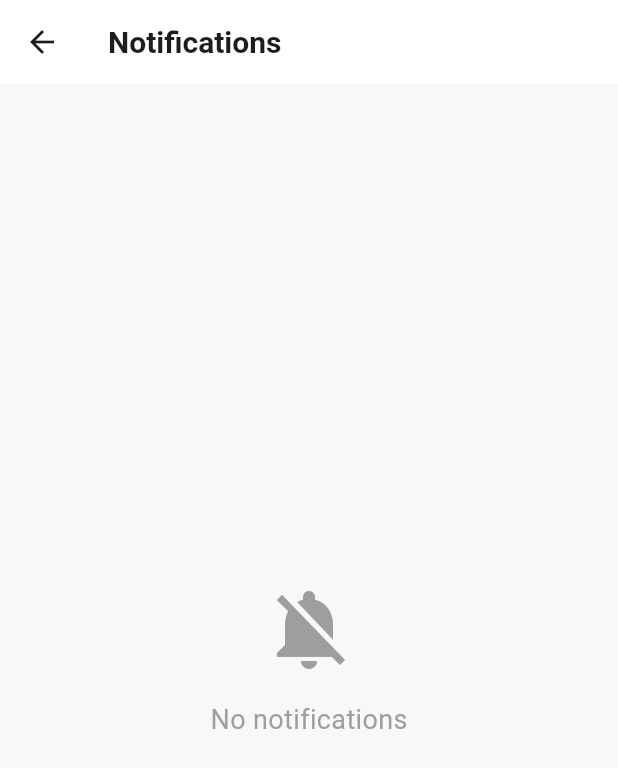
After one commit to sebqa/PadelTid, a Flutter app: the screen it shows after launch, after a tap on the "notifications" icon, on a phone screen of 412 x 824 dp. The commit adds this screen. Shown: the top 768 px of the screen. Run offline on Flutter 3.47's test engine with Material 3 defaults, Android fonts, the phone set to English and light mode, and no system bars; our stand-ins replace firebase_auth, firebase_core, firebase_messaging, flutter_local_notifications, flutter_svg, multi_select_flutter and 2 more; missing offline and left inert: dart:html, dart:js, firebase_ui_auth, firebase_ui_localizations, firebase_ui_oauth_google; accounts and stored records are empty; network calls fail.

Commit message:
notifications history

```diff
--- a/lib/home_page.dart
+++ b/lib/home_page.dart
@@ -6,6 +6,9 @@ import 'package:flutter_application_1/model/document.dart';
 import 'package:shared_preferences/shared_preferences.dart';
 import 'package:flutter_application_1/painters/tennis_ball_painter.dart';
 import 'widgets/skeleton_widgets.dart';
+import 'package:provider/provider.dart';
+import 'services/notification_history_service.dart';
+import 'pages/notifications_page.dart';
 
 import 'login_page.dart';
 import 'document_widget.dart';
@@ -14,7 +17,6 @@ import 'recommended_lv_holder.dart';
 import 'location_selector.dart';
 import 'package:firebase_auth/firebase_auth.dart';
 import 'package:flutter_application_1/services/token_service.dart';
-import 'package:provider/provider.dart';
 import 'package:flutter_application_1/providers/locale_provider.dart';
 import 'package:flutter_application_1/utils/translations.dart';
 import 'package:flutter_application_1/services/notification_handler.dart';
@@ -86,6 +88,10 @@ class _HomePageState extends State<HomePage>
     WidgetsBinding.instance.addPostFrameCallback((_) {
       NotificationHandler().initialize(context);
     });
+
+    // Initialize notification history service
+    Provider.of<NotificationHistoryService>(context, listen: false)
+        .initialize();
   }
 
   @override
@@ -400,6 +406,56 @@ class _HomePageState extends State<HomePage>
                     ),
                   ),
                   actions: [
+                    // Notification icon with badge
+                    Consumer<NotificationHistoryService>(
+                      builder: (context, notificationService, child) {
+                        final unreadCount = notificationService.unreadCount;
+
+                        return Stack(
+                          alignment: Alignment.center,
+                          children: [
+                            IconButton(
+                              icon: Icon(Icons.notifications),
+                              onPressed: () {
+                                Navigator.push(
+                                  context,
+                                  MaterialPageRoute(
+                                      builder: (context) =>
+                                          NotificationsPage()),
+                                );
+                              },
+                            ),
+                            if (unreadCount > 0)
+                              Positioned(
+                                top: 8,
+                                right: 8,
+                                child: Container(
+                                  padding: EdgeInsets.all(2),
+                                  decoration: BoxDecoration(
+                                    color: Colors.red,
+                                    borderRadius: BorderRadius.circular(10),
+                                  ),
+                                  constraints: BoxConstraints(
+                                    minWidth: 16,
+                                    minHeight: 16,
+                                  ),
+                                  child: Text(
+                                    unreadCount > 9
+                                        ? '9+'
+                                        : unreadCount.toString(),
+                                    style: TextStyle(
+                                      color: Colors.white,
+                                      fontSize: 10,
+                                      fontWeight: FontWeight.bold,
+                                    ),
+                                    textAlign: TextAlign.center,
+                                  ),
+                                ),
+                              ),
+                          ],
+                        );
+                      },
+                    ),
                     IconButton(
                       icon: Icon(Icons.settings),
                       color: Colors.black,
--- a/lib/main.dart
+++ b/lib/main.dart
@@ -17,6 +17,7 @@ import 'l10n/app_localizations.dart';
 import 'services/document_service.dart';
 import 'pages/document_details_page.dart';
 import 'services/notification_handler.dart';
+import 'services/notification_history_service.dart';
 
 Future<void> main() async {
   WidgetsFlutterBinding.ensureInitialized();
@@ -65,7 +66,9 @@ Future<void> main() async {
   runApp(
     MultiProvider(
       providers: [
-        ChangeNotifierProvider.value(value: localeProvider),
+        ChangeNotifierProvider(create: (context) => LocaleProvider()),
+        ChangeNotifierProvider(
+            create: (context) => NotificationHistoryService()),
       ],
       child: const MyApp(),
     ),
--- /dev/null
+++ b/lib/model/notification_item.dart
@@ -0,0 +1,42 @@
+import 'package:flutter/material.dart';
+
+class NotificationItem {
+  final String id;
+  final String title;
+  final String body;
+  final String? documentId;
+  final DateTime timestamp;
+  bool isRead;
+
+  NotificationItem({
+    required this.id,
+    required this.title,
+    required this.body,
+    this.documentId,
+    required this.timestamp,
+    this.isRead = false,
+  });
+
+  // Convert to and from JSON for storage
+  Map<String, dynamic> toJson() {
+    return {
+      'id': id,
+      'title': title,
+      'body': body,
+      'documentId': documentId,
+      'timestamp': timestamp.toIso8601String(),
+      'isRead': isRead,
+    };
+  }
+
+  factory NotificationItem.fromJson(Map<String, dynamic> json) {
+    return NotificationItem(
+      id: json['id'],
+      title: json['title'],
+      body: json['body'],
+      documentId: json['documentId'],
+      timestamp: DateTime.parse(json['timestamp']),
+      isRead: json['isRead'] ?? false,
+    );
+  }
+}
--- /dev/null
+++ b/lib/pages/notifications_page.dart
@@ -0,0 +1,165 @@
+import 'package:flutter/material.dart';
+import '../model/notification_item.dart';
+import '../services/notification_history_service.dart';
+import 'document_details_page.dart';
+import 'package:intl/intl.dart';
+import 'package:provider/provider.dart';
+
+class NotificationsPage extends StatefulWidget {
+  @override
+  _NotificationsPageState createState() => _NotificationsPageState();
+}
+
+class _NotificationsPageState extends State<NotificationsPage> {
+  @override
+  Widget build(BuildContext context) {
+    final notificationService =
+        Provider.of<NotificationHistoryService>(context);
+    final notifications = notificationService.notifications;
+
+    return Scaffold(
+      appBar: AppBar(
+        title: Text('Notifications'),
+        actions: [
+          if (notifications.isNotEmpty)
+            PopupMenuButton<String>(
+              onSelected: (value) {
+                if (value == 'clear_all') {
+                  _showClearConfirmationDialog(context);
+                } else if (value == 'mark_all_read') {
+                  notificationService.markAllAsRead();
+                  ScaffoldMessenger.of(context).showSnackBar(SnackBar(
+                      content: Text('All notifications marked as read')));
+                }
+              },
+              itemBuilder: (context) => [
+                PopupMenuItem(
+                  value: 'mark_all_read',
+                  child: Text('Mark all as read'),
+                ),
+                PopupMenuItem(
+                  value: 'clear_all',
+                  child: Text('Clear all'),
+                ),
+              ],
+            ),
+        ],
+      ),
+      body: notifications.isEmpty
+          ? Center(
+              child: Column(
+                mainAxisAlignment: MainAxisAlignment.center,
+                children: [
+                  Icon(Icons.notifications_off, size: 64, color: Colors.grey),
+                  SizedBox(height: 16),
+                  Text(
+                    'No notifications',
+                    style: TextStyle(fontSize: 18, color: Colors.grey),
+                  ),
+                ],
+              ),
+            )
+          : ListView.builder(
+              itemCount: notifications.length,
+              itemBuilder: (context, index) {
+                final notification = notifications[index];
+                return _buildNotificationItem(context, notification);
+              },
+            ),
+    );
+  }
+
+  Widget _buildNotificationItem(
+      BuildContext context, NotificationItem notification) {
+    final notificationService =
+        Provider.of<NotificationHistoryService>(context, listen: false);
+
+    return Dismissible(
+      key: Key(notification.id),
+      background: Container(
+        color: Colors.red,
+        alignment: Alignment.centerRight,
+        padding: EdgeInsets.symmetric(horizontal: 20),
+        child: Icon(Icons.delete, color: Colors.white),
+      ),
+      direction: DismissDirection.endToStart,
+      onDismissed: (direction) {
+        // Remove the notification
+        setState(() {
+          notificationService.removeNotification(notification.id);
+        });
+      },
+      child: ListTile(
+        leading: CircleAvatar(
+          backgroundColor: notification.isRead
+              ? Colors.grey.shade200
+              : Theme.of(context).primaryColor,
+          child: Icon(
+            Icons.notifications,
+            color: notification.isRead ? Colors.grey : Colors.white,
+          ),
+        ),
+        title: Text(
+          notification.title,
+          style: TextStyle(
+            fontWeight:
+                notification.isRead ? FontWeight.normal : FontWeight.bold,
+          ),
+        ),
+        subtitle: Column(
+          crossAxisAlignment: CrossAxisAlignment.start,
+          children: [
+            Text(notification.body),
+            SizedBox(height: 4),
+            Text(
+              DateFormat('MMM d, yyyy - HH:mm').format(notification.timestamp),
+              style: TextStyle(fontSize: 12, color: Colors.grey),
+            ),
+          ],
+        ),
+        onTap: () {
+          // Mark as read
+          notificationService.markAsRead(notification.id);
+
+          // Navigate to document if available
+          if (notification.documentId != null) {
+            Navigator.push(
+              context,
+              MaterialPageRoute(
+                builder: (context) => DocumentDetailsPage(
+                  documentId: notification.documentId,
+                ),
+              ),
+            );
+          }
+        },
+      ),
+    );
+  }
+
+  void _showClearConfirmationDialog(BuildContext context) {
+    showDialog(
+      context: context,
+      builder: (context) => AlertDialog(
+        title: Text('Clear all notifications?'),
+        content: Text('This action cannot be undone.'),
+        actions: [
+          TextButton(
+            onPressed: () => Navigator.pop(context),
+            child: Text('CANCEL'),
+          ),
+          TextButton(
+            onPressed: () {
+              Navigator.pop(context);
+              Provider.of<NotificationHistoryService>(context, listen: false)
+                  .clearAll();
+              ScaffoldMessenger.of(context).showSnackBar(
+                  SnackBar(content: Text('All notifications cleared')));
+            },
+            child: Text('CLEAR'),
+          ),
+        ],
+      ),
+    );
+  }
+}
--- /dev/null
+++ b/lib/services/notification_history_service.dart
@@ -0,0 +1,122 @@
+import 'dart:convert';
+import 'package:shared_preferences/shared_preferences.dart';
+import '../model/notification_item.dart';
+import 'package:flutter/foundation.dart';
+
+class NotificationHistoryService extends ChangeNotifier {
+  static final NotificationHistoryService _instance =
+      NotificationHistoryService._internal();
+
+  factory NotificationHistoryService() {
+    return _instance;
+  }
+
+  NotificationHistoryService._internal();
+
+  List<NotificationItem> _notifications = [];
+  bool _isInitialized = false;
+
+  List<NotificationItem> get notifications => _notifications;
+  int get unreadCount => _notifications.where((n) => !n.isRead).length;
+
+  // Initialize and load notifications from storage
+  Future<void> initialize() async {
+    if (_isInitialized) return;
+
+    await _loadNotifications();
+    _isInitialized = true;
+  }
+
+  // Add a new notification
+  Future<void> addNotification(NotificationItem notification) async {
+    // Check for duplicates (same ID)
+    final existingIndex =
+        _notifications.indexWhere((n) => n.id == notification.id);
+
+    if (existingIndex >= 0) {
+      // Update existing notification
+      _notifications[existingIndex] = notification;
+    } else {
+      // Add new notification
+      _notifications.add(notification);
+    }
+
+    // Sort by timestamp (newest first)
+    _notifications.sort((a, b) => b.timestamp.compareTo(a.timestamp));
+
+    // Limit to 50 notifications
+    if (_notifications.length > 50) {
+      _notifications = _notifications.sublist(0, 50);
+    }
+
+    await _saveNotifications();
+    notifyListeners();
+  }
+
+  // Mark a notification as read
+  Future<void> markAsRead(String notificationId) async {
+    final index = _notifications.indexWhere((n) => n.id == notificationId);
+
+    if (index >= 0) {
+      _notifications[index].isRead = true;
+      await _saveNotifications();
+      notifyListeners();
+    }
+  }
+
+  // Mark all notifications as read
+  Future<void> markAllAsRead() async {
+    for (var notification in _notifications) {
+      notification.isRead = true;
+    }
+
+    await _saveNotifications();
+    notifyListeners();
+  }
+
+  // Clear all notifications
+  Future<void> clearAll() async {
+    _notifications.clear();
+    await _saveNotifications();
+    notifyListeners();
+  }
+
+  // Load notifications from SharedPreferences
+  Future<void> _loadNotifications() async {
+    try {
+      final prefs = await SharedPreferences.getInstance();
+      final notificationsJson = prefs.getString('notification_history');
+
+      if (notificationsJson != null) {
+        final List<dynamic> decodedList = jsonDecode(notificationsJson);
+        _notifications =
+            decodedList.map((item) => NotificationItem.fromJson(item)).toList();
+
+        // Sort by timestamp (newest first)
+        _notifications.sort((a, b) => b.timestamp.compareTo(a.timestamp));
+      }
+    } catch (e) {
+      print('Error loading notifications: $e');
+    }
+  }
+
+  // Save notifications to SharedPreferences
+  Future<void> _saveNotifications() async {
+    try {
+      final prefs = await SharedPreferences.getInstance();
+      final notificationsJson =
+          jsonEncode(_notifications.map((n) => n.toJson()).toList());
+
+      await prefs.setString('notification_history', notificationsJson);
+    } catch (e) {
+      print('Error saving notifications: $e');
+    }
+  }
+
+  // Add this public method to the NotificationHistoryService class
+  Future<void> removeNotification(String notificationId) async {
+    _notifications.removeWhere((n) => n.id == notificationId);
+    await _saveNotifications();
+    notifyListeners();
+  }
+}
```
Also changed, not shown: lib/services/notification_handler.dart (+29 -0 lines), lib/services/notifications_services.dart (+25 -0 lines), 1 other file.
